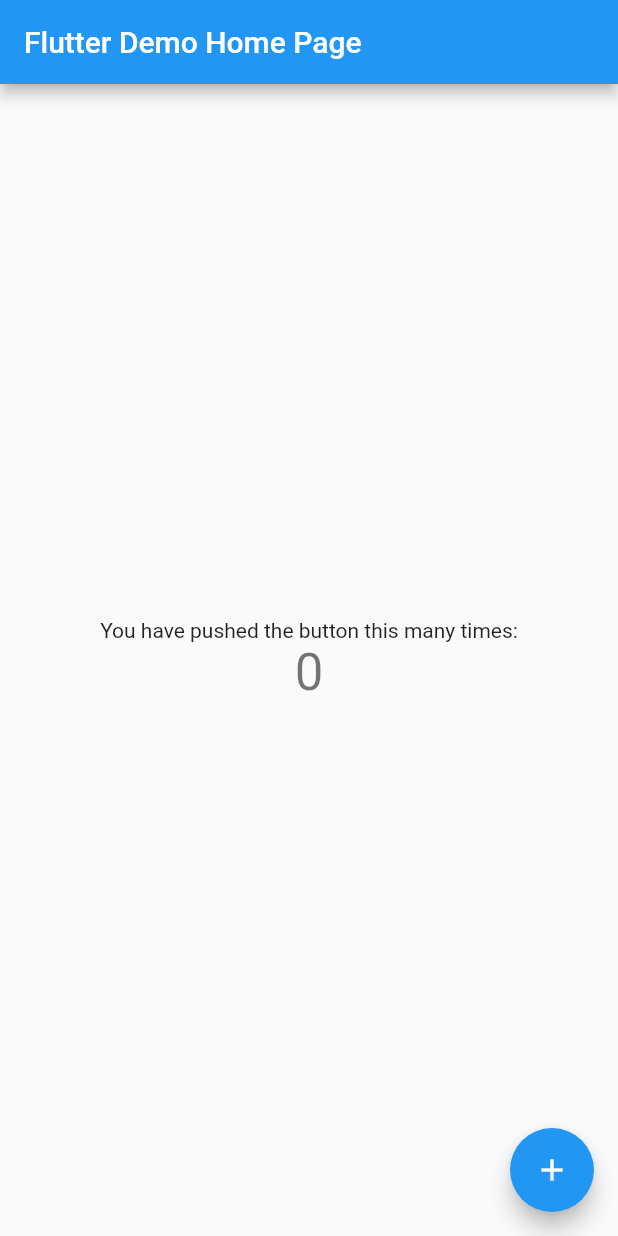
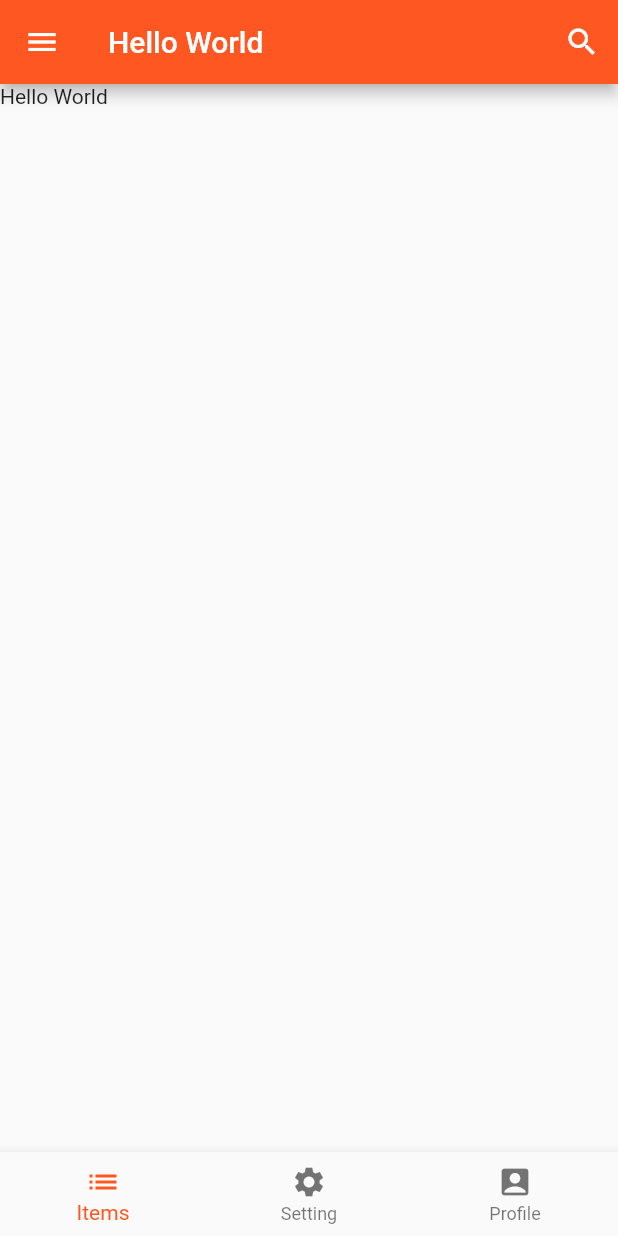
Before and after one commit to QaysShreda/Flutter, a Flutter app: the screen it shows after launch, on a phone screen of 412 x 824 dp. Run offline on Flutter 3.47's test engine with Material 2 defaults, Android fonts, the phone set to English and light mode, and no system bars; our stand-ins replace flutter_bloc.

Commit message:
Main Screens

```diff
--- a/lib/main.dart
+++ b/lib/main.dart
@@ -1,4 +1,7 @@
 import 'package:flutter/material.dart';
+
+
+import 'modules/layout/home_layout_screen.dart';
 
 void main() {
   runApp(MyApp());
@@ -9,105 +12,12 @@ class MyApp extends StatelessWidget {
   @override
   Widget build(BuildContext context) {
     return MaterialApp(
-      title: 'Flutter Demo',
+      debugShowCheckedModeBanner: false,
+      title: 'Flutter Tutorial',
       theme: ThemeData(
-        // This is the theme of your application.
-        //
-        // Try running your application with "flutter run". You'll see the
-        // application has a blue toolbar. Then, without quitting the app, try
-        // changing the primarySwatch below to Colors.green and then invoke
-        // "hot reload" (press "r" in the console where you ran "flutter run",
-        // or simply save your changes to "hot reload" in a Flutter IDE).
-        // Notice that the counter didn't reset back to zero; the application
-        // is not restarted.
-        primarySwatch: Colors.blue,
+        primarySwatch: Colors.deepOrange,
       ),
-      home: MyHomePage(title: 'Flutter Demo Home Page'),
+      home: HomeLayout(),
     );
   }
 }
-
-class MyHomePage extends StatefulWidget {
-  MyHomePage({Key? key, required this.title}) : super(key: key);
-
-  // This widget is the home page of your application. It is stateful, meaning
-  // that it has a State object (defined below) that contains fields that affect
-  // how it looks.
-
-  // This class is the configuration for the state. It holds the values (in this
-  // case the title) provided by the parent (in this case the App widget) and
-  // used by the build method of the State. Fields in a Widget subclass are
-  // always marked "final".
-
-  final String title;
-
-  @override
-  _MyHomePageState createState() => _MyHomePageState();
-}
-
-class _MyHomePageState extends State<MyHomePage> {
-  int _counter = 0;
-
-  void _incrementCounter() {
-    setState(() {
-      // This call to setState tells the Flutter framework that something has
-      // changed in this State, which causes it to rerun the build method below
-      // so that the display can reflect the updated values. If we changed
-      // _counter without calling setState(), then the build method would not be
-      // called again, and so nothing would appear to happen.
-      _counter++;
-    });
-  }
-
-  @override
-  Widget build(BuildContext context) {
-    // This method is rerun every time setState is called, for instance as done
-    // by the _incrementCounter method above.
-    //
-    // The Flutter framework has been optimized to make rerunning build methods
-    // fast, so that you can just rebuild anything that needs updating rather
-    // than having to individually change instances of widgets.
-    return Scaffold(
-      appBar: AppBar(
-        // Here we take the value from the MyHomePage object that was created by
-        // the App.build method, and use it to set our appbar title.
-        title: Text(widget.title),
-      ),
-      body: Center(
-        // Center is a layout widget. It takes a single child and positions it
-        // in the middle of the parent.
-        child: Column(
-          // Column is also a layout widget. It takes a list of children and
-          // arranges them vertically. By default, it sizes itself to fit its
-          // children horizontally, and tries to be as tall as its parent.
-          //
-          // Invoke "debug painting" (press "p" in the console, choose the
-          // "Toggle Debug Paint" action from the Flutter Inspector in Android
-          // Studio, or the "Toggle Debug Paint" command in Visual Studio Code)
-          // to see the wireframe for each widget.
-          //
-          // Column has various properties to control how it sizes itself and
-          // how it positions its children. Here we use mainAxisAlignment to
-          // center the children vertically; the main axis here is the vertical
-          // axis because Columns are vertical (the cross axis would be
-          // horizontal).
-          mainAxisAlignment: MainAxisAlignment.center,
-          children: <Widget>[
-            Text(
-              'You have pushed the button this many times:',
-            ),
-            Text(
-              '$_counter',
-              style: Theme.of(context).textTheme.headline4,
-            ),
-          ],
-        ),
-      ),
-      floatingActionButton: FloatingActionButton(
-        onPressed: _incrementCounter,
-        tooltip: 'Increment',
-        child: Icon(Icons.add),
-      ), // This trailing comma makes auto-formatting nicer for build methods.
-    );
-  }
-}
--- /dev/null
+++ b/lib/modules/bloc/cubit/main_cubit.dart
@@ -0,0 +1,30 @@
+import 'package:flutter/cupertino.dart';
+import 'package:flutter_bloc/flutter_bloc.dart';
+import 'package:flutter_cource/modules/bloc/states/states.dart';
+import 'package:flutter_cource/modules/screens/location_screen.dart';
+import 'package:flutter_cource/modules/screens/products_screen.dart';
+import 'package:flutter_cource/modules/screens/profile_screen.dart';
+
+class MainCubit extends Cubit<MainState>
+{
+  MainCubit() : super(InitialState());
+
+  static MainCubit get(context) => BlocProvider.of(context);
+
+
+  int currentIndex = 0;
+
+
+  List<Widget> screens = [
+    ProductsScreen(),
+    LocationScreen(),
+    ProfileScreen(),
+  ];
+
+
+  void changeScreen(int index){
+    currentIndex = index;
+    emit(ChangeScreenState());
+  }
+
+}
--- /dev/null
+++ b/lib/modules/bloc/states/states.dart
@@ -0,0 +1,6 @@
+abstract class MainState{}
+
+class InitialState extends MainState{}
+
+
+class ChangeScreenState extends MainState{}
--- /dev/null
+++ b/lib/modules/layout/home_layout_screen.dart
@@ -0,0 +1,42 @@
+
+
+import 'package:flutter/cupertino.dart';
+import 'package:flutter/material.dart';
+import 'package:flutter_cource/modules/bloc/cubit/main_cubit.dart';
+
+class HomeLayout extends StatelessWidget {
+
+
+  @override
+  Widget build(BuildContext context) {
+    return Scaffold(
+      appBar: AppBar(
+        leading:Icon(
+          Icons.menu,
+        ) ,
+        title: Text(
+          'Hello World'
+        ) ,
+        actions: [IconButton(onPressed: (){},
+              icon: Icon(Icons.search,
+              ),)],
+      ),
+      body: Column(
+        children: [
+          Text('Hello World'),
+        ],
+      ),
+      bottomNavigationBar:BottomNavigationBar(
+        currentIndex: 0,
+        onTap: (index){
+          MainCubit.get(context).changeScreen(index);
+        },
+        items: [
+          BottomNavigationBarItem(icon: Icon(Icons.list),label: 'Items'),
+          BottomNavigationBarItem(icon: Icon(Icons.settings),label: 'Setting'),
+          BottomNavigationBarItem(icon: Icon(Icons.account_box),label: 'Profile'),
+        ],
+      )
+    );
+  }
+}
--- a/pubspec.yaml
+++ b/pubspec.yaml
@@ -28,6 +28,8 @@ dependencies:
   # The following adds the Cupertino Icons font to your application.
   # Use with the CupertinoIcons class for iOS style icons.
   cupertino_icons: ^1.0.2
+  flutter_bloc: ^7.0.1
+
 
 dev_dependencies:
   flutter_test:
```
Also changed, not shown: lib/modules/screens/location_screen.dart (added, +16 -0 lines), lib/modules/screens/products_screen.dart (added, +16 -0 lines), lib/modules/screens/profile_screen.dart (added, +16 -0 lines), pubspec.lock.
